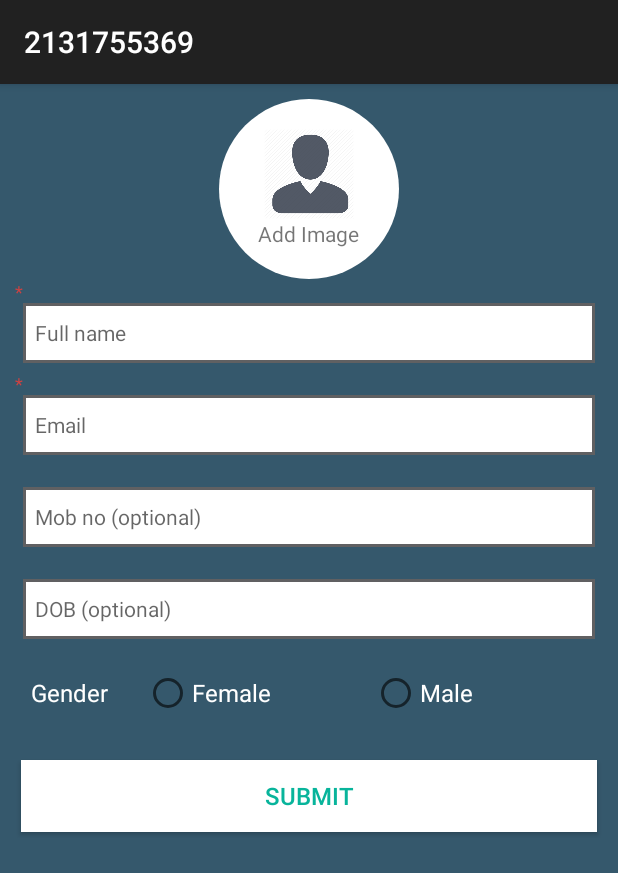
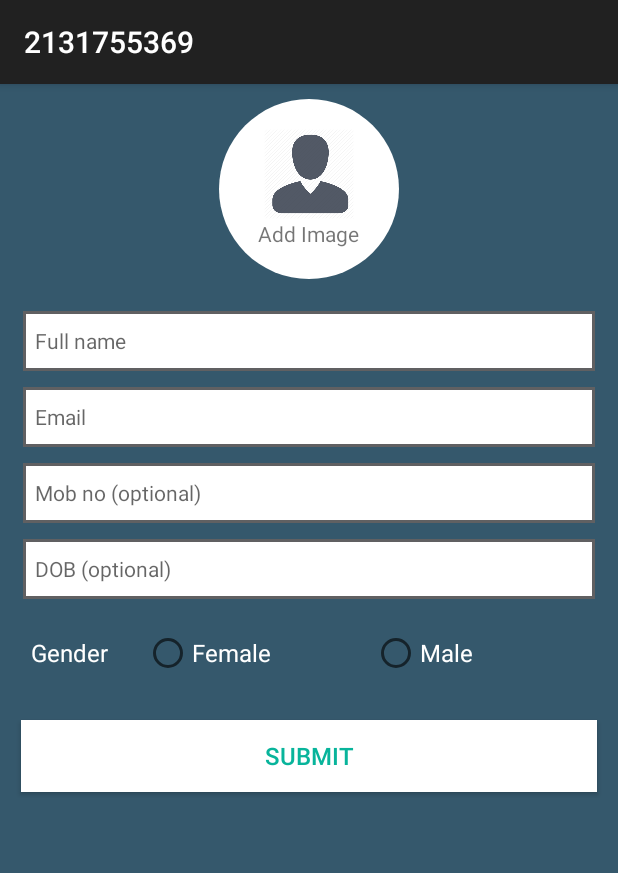
Before and after one commit to vsingh-techracers/week-task-assignment, an Android app: the screen it shows after launch (MainActivity), on a phone screen of 412 x 824 dp. Shown: the top 873 px of the screen. Run offline under Robolectric (Android 15) with nearby library versions, the phone set to English and light mode, and no system bars.

Commit message:
Update UI

```diff
--- a/feb-17/week-4/ProfilePage/app/build.gradle
+++ b/feb-17/week-4/ProfilePage/app/build.gradle
@@ -26,5 +26,6 @@ dependencies {
     })
     compile 'com.android.support:appcompat-v7:25.1.1'
     compile 'com.android.support:support-v4:25.1.1'
+    compile 'com.jakewharton:butterknife:7.0.1'
     testCompile 'junit:junit:4.12'
 }
--- a/feb-17/week-4/ProfilePage/app/src/main/res/layout/fragment_profile_page.xml
+++ b/feb-17/week-4/ProfilePage/app/src/main/res/layout/fragment_profile_page.xml
@@ -2,13 +2,14 @@
 <LinearLayout xmlns:android="http://schemas.android.com/apk/res/android"
     android:layout_width="match_parent"
     android:layout_height="match_parent"
-    android:padding="10dp"
+    android:padding="@dimen/medium_margin"
     android:orientation="vertical"
-    android:background="#35586c"
+    android:background="@color/backgroundColor"
     android:gravity="start">
     <FrameLayout
         android:layout_width="wrap_content"
         android:layout_height="wrap_content"
+        android:layout_marginBottom="@dimen/activity_vertical_margin"
         android:layout_gravity="center">
         <LinearLayout
             android:id="@+id/add_image"
@@ -19,23 +20,22 @@
             android:background="@drawable/circle_drawable"
             android:clickable="true">
             <ImageView
-                android:layout_width="60dp"
-                android:layout_height="60dp"
+                android:layout_width="@dimen/img_size"
+                android:layout_height="@dimen/img_size"
                 android:src="@drawable/user_profile_img"
                 />
             <TextView
                 android:layout_width="wrap_content"
                 android:layout_height="wrap_content"
-                android:text="Add Image"/>
+                android:text="@string/add_img"/>
         </LinearLayout>
 
     </FrameLayout>
 
     <LinearLayout
-        android:layout_width="match_parent"
-        android:layout_height="wrap_content"
-        android:orientation="horizontal"
-        android:layout_marginBottom="-6dp">
+        android:id="@+id/name_error_layout"
+        android:visibility="gone"
+        style="@style/errorLayout">
         <TextView
             android:text="* "
             style="@style/redStar"/>
@@ -46,7 +46,7 @@
     </LinearLayout>
     <EditText
         android:id="@+id/user_name"
-        android:hint="Full name"
+        android:hint="@string/name_text"
         android:inputType="text"
         android:maxLength="150"
         style="@style/edit_text">
@@ -54,10 +54,9 @@
     </EditText>
 
     <LinearLayout
-        android:layout_width="match_parent"
-        android:layout_height="wrap_content"
-        android:layout_marginBottom="-6dp"
-        android:orientation="horizontal">
+        android:id="@+id/email_error_layout"
+        android:visibility="gone"
+        style="@style/errorLayout">
         <TextView
             android:text="* "
             style="@style/redStar"/>
@@ -68,27 +67,26 @@
     </LinearLayout>
     <EditText
         android:id="@+id/user_email"
-        android:hint="Email"
+        android:hint="@string/email_text"
         android:inputType="textEmailAddress"
         android:maxLength="150"
         style="@style/edit_text">
     </EditText>
 
     <LinearLayout
-        android:layout_width="match_parent"
-        android:layout_height="wrap_content"
-        android:layout_marginBottom="-6dp"
-        android:orientation="horizontal">
+        android:id="@+id/mob_error_layout"
+        android:visibility="gone"
+        style="@style/errorLayout">
         <TextView
-            android:text=""
+            android:text="* "
             style="@style/redStar"/>
         <TextView
-            android:id="@+id/password_error"
+            android:id="@+id/mob_error"
             android:text=""
             style="@style/redStar"/>
     </LinearLayout>
     <EditText
-        android:id="@+id/user_password"
+        android:id="@+id/user_mob"
         android:hint="Mob no (optional)"
         android:inputType="phone"
         android:maxLength="10"
@@ -96,15 +94,14 @@
     </EditText>
 
     <LinearLayout
-        android:layout_width="match_parent"
-        android:layout_height="wrap_content"
-        android:layout_marginBottom="-6dp"
-        android:orientation="horizontal">
+        android:id="@+id/dob_error_layout"
+        android:visibility="gone"
+        style="@style/errorLayout">
         <TextView
-            android:text=""
+            android:text="* "
             style="@style/redStar"/>
         <TextView
-            android:id="@+id/password_error"
+            android:id="@+id/dob_error"
             android:text=""
             style="@style/redStar"/>
     </LinearLayout>
@@ -116,6 +113,18 @@
         style="@style/edit_text">
     </EditText>
 
+    <LinearLayout
+        android:id="@+id/gender_error_layout"
+        android:visibility="gone"
+        style="@style/errorLayout">
+        <TextView
+            android:text="* "
+            style="@style/redStar"/>
+        <TextView
+            android:id="@+id/gender_error"
+            android:text=""
+            style="@style/redStar"/>
+    </LinearLayout>
     <LinearLayout
         android:layout_width="match_parent"
         android:layout_height="wrap_content"
--- a/feb-17/week-4/ProfilePage/app/src/main/res/values/colors.xml
+++ b/feb-17/week-4/ProfilePage/app/src/main/res/values/colors.xml
@@ -5,7 +5,7 @@
     <color name="colorAccent">#FF4081</color>
     <color name="appColor">#EB7650</color>
     <color name="colorButton">#BA0032</color>
-    <color name="backgroundColor">#730015</color>
+    <color name="backgroundColor">#35586c</color>
     <color name="backgroundWhite">#FFFFFF</color>
     <color name="black">#000000</color>
     <color name="header_color">#185349</color>
--- a/feb-17/week-4/ProfilePage/app/src/main/res/values/dimens.xml
+++ b/feb-17/week-4/ProfilePage/app/src/main/res/values/dimens.xml
@@ -4,4 +4,9 @@
     <dimen name="activity_vertical_margin">16dp</dimen>
     <dimen name="small_text">14sp</dimen>
     <dimen name="medium_text">16sp</dimen>
+    <dimen name="large_text">16sp</dimen>
+    <dimen name="medium_margin">10dp</dimen>
+    <dimen name="small_margin">8dp</dimen>
+    <dimen name="large_margin">12dp</dimen>
+    <dimen name="img_size">60dp</dimen>
 </resources>
--- a/feb-17/week-4/ProfilePage/app/src/main/res/values/strings.xml
+++ b/feb-17/week-4/ProfilePage/app/src/main/res/values/strings.xml
@@ -4,4 +4,7 @@
     <!-- TODO: Remove or change this placeholder text -->
     <string name="hello_blank_fragment">Hello blank fragment</string>
     <string name="profile_page">User Profile</string>
+    <string name="add_img">Add Image</string>
+    <string name="name_text">Full name</string>
+    <string name="email_text">Email</string>
 </resources>
```
